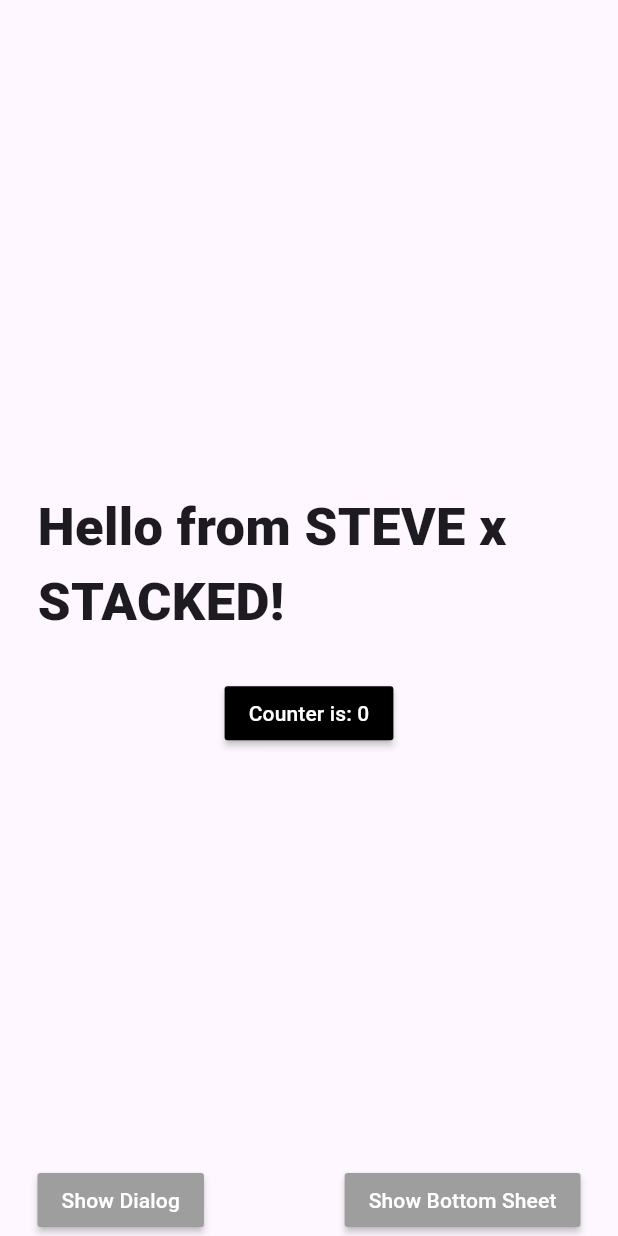
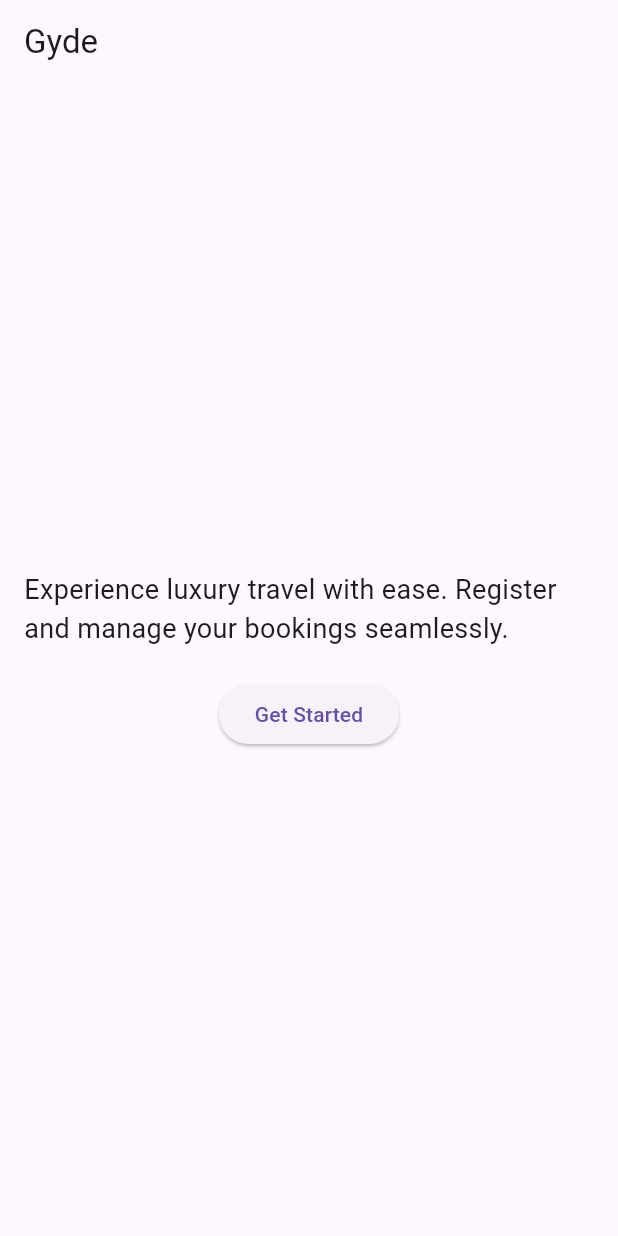
Before and after one commit to akbar904/gyde-app-prototype-3, a Flutter app: the screen it shows after launch, on a phone screen of 412 x 824 dp. Run offline on Flutter 3.47's test engine with Material 3 defaults, Android fonts, the phone set to English and light mode, and no system bars; our stand-ins replace gap, stacked, stacked_services, stacked_shared.

Commit message:
Update files

```diff
--- /dev/null
+++ b/src/lib/features/onboarding/welcome_view.dart
@@ -0,0 +1,43 @@
+
+import 'package:flutter/material.dart';
+import 'package:stacked/stacked.dart';
+
+class WelcomeView extends StatelessWidget {
+	@override
+	Widget build(BuildContext context) {
+		return ViewModelBuilder.reactive(
+			viewModelBuilder: () => WelcomeViewModel(),
+			builder: (context, model, child) => Scaffold(
+				appBar: AppBar(
+					title: const Text('Gyde'),
+				),
+				body: Padding(
+					padding: const EdgeInsets.all(16.0),
+					child: Column(
+						mainAxisAlignment: MainAxisAlignment.center,
+						crossAxisAlignment: CrossAxisAlignment.start,
+						children: [
+							const Text(
+								'Experience luxury travel with ease. Register and manage your bookings seamlessly.',
+								style: TextStyle(fontSize: 18),
+							),
+							const SizedBox(height: 20),
+							Center(
+								child: ElevatedButton(
+									onPressed: model.navigateToAuthOptions,
+									child: const Text('Get Started'),
+								),
+							),
+						],
+					),
+				),
+			),
+		);
+	}
+}
+
+class WelcomeViewModel extends BaseViewModel {
+	void navigateToAuthOptions() {
+		// Navigation logic to AuthOptionsView
+	}
+}
--- a/src/lib/main.dart
+++ b/src/lib/main.dart
@@ -1,3 +1,4 @@
+
 import 'dart:async';
 import 'package:flutter/material.dart';
 import 'package:flutter/services.dart';
@@ -5,7 +6,7 @@ import 'package:gyde_app/app/app.bottomsheets.dart';
 import 'package:gyde_app/app/app.dialogs.dart';
 import 'package:gyde_app/app/app.locator.dart';
 
-import 'features/app/app_view.dart';
+import 'features/onboarding/welcome_view.dart';
 
 void main() async {
 	await runZonedGuarded(() async {
@@ -19,7 +20,7 @@ void main() async {
 		setupDialogUi();
 		setupBottomSheetUi();
 
-    runApp(const AppView());
+		runApp(const GydeApp());
 	}, (exception, stackTrace) async {
 		// Handle exceptions here
 		print('Caught error: $exception');
@@ -27,3 +28,18 @@ void main() async {
 		// You might want to log this to a service or show a user-friendly error message
 	});
 }
+
+class GydeApp extends StatelessWidget {
+	const GydeApp({Key? key}) : super(key: key);
+
+	@override
+	Widget build(BuildContext context) {
+		return MaterialApp(
+			title: 'Gyde',
+			theme: ThemeData(
+				primarySwatch: Colors.blue,
+			),
+			home: const WelcomeView(),
+		);
+	}
+}
```
Also changed, not shown: src/lib/app/app.dart (+16 -7 lines), src/lib/features/onboarding/auth_options_view.dart (added, +50 -0 lines), src/lib/features/onboarding/email_collection_view.dart (added, +65 -0 lines), src/lib/features/onboarding/phone_input_view.dart (added, +63 -0 lines), src/lib/features/onboarding/terms_conditions_view.dart (added, +55 -0 lines), src/lib/features/onboarding/verification_code_view.dart (added, +63 -0 lines), src/lib/features/onboarding/welcome_confirmation_view.dart (added, +54 -0 lines). Lines whose indentation alone changed are shown as unchanged.
